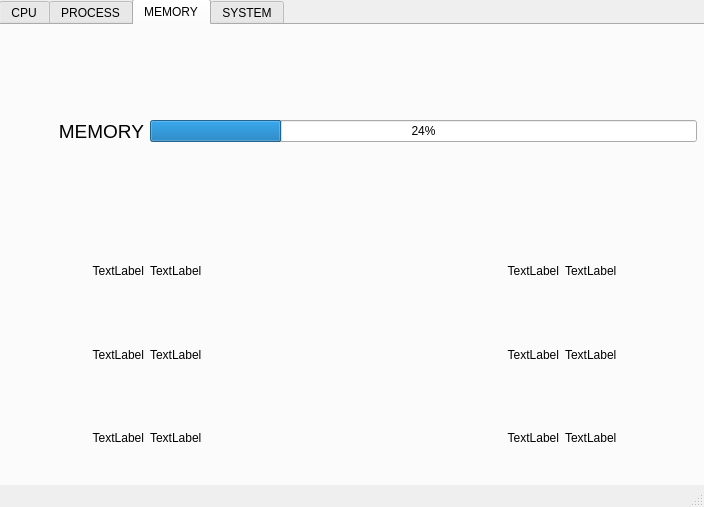
First picture: the form in phase4/task_management/mainwindow.ui, repository ganpengpeng/os, before the edit.
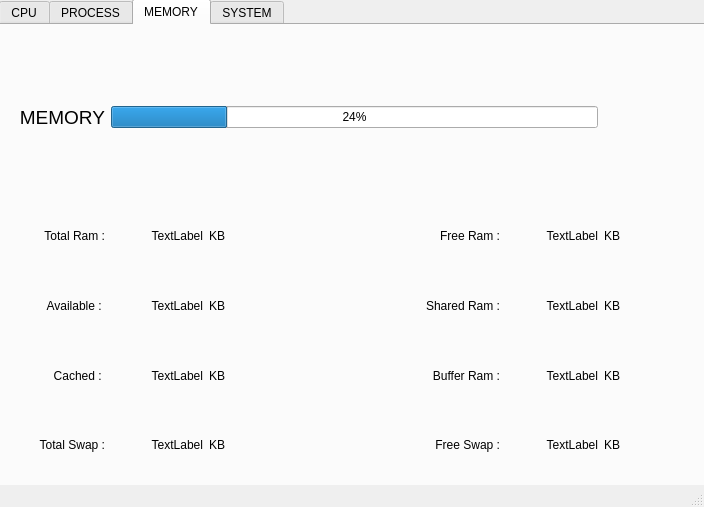
Second picture: the form after the edit. The open tabs and pages were chosen to show the change.

Patch:
```diff
--- a/phase4/task_management/mainwindow.ui
+++ b/phase4/task_management/mainwindow.ui
@@ -183,100 +183,48 @@
       <string>MEMORY</string>
      </attribute>
      <layout class="QGridLayout" name="gridLayout_2">
-      <item row="8" column="1">
-       <widget class="QLabel" name="label_26">
+      <item row="10" column="1">
+       <widget class="QLabel" name="totalswap">
         <property name="text">
          <string>TextLabel</string>
         </property>
-       </widget>
-      </item>
-      <item row="4" column="1" colspan="4">
-       <widget class="QProgressBar" name="progressBar_6">
-        <property name="value">
-         <number>24</number>
+        <property name="alignment">
+         <set>Qt::AlignRight|Qt::AlignTrailing|Qt::AlignVCenter</set>
         </property>
        </widget>
       </item>
-      <item row="6" column="1">
-       <widget class="QLabel" name="label_20">
+      <item row="10" column="5">
+       <widget class="QLabel" name="freeswap">
         <property name="text">
          <string>TextLabel</string>
         </property>
-       </widget>
-      </item>
-      <item row="7" column="0">
-       <widget class="QLabel" name="label_15">
-        <property name="text">
-         <string>TextLabel</string>
-        </property>
         <property name="alignment">
          <set>Qt::AlignRight|Qt::AlignTrailing|Qt::AlignVCenter</set>
         </property>
        </widget>
       </item>
-      <item row="8" column="4">
-       <widget class="QLabel" name="label_24">
-        <property name="text">
-         <string>TextLabel</string>
-        </property>
-       </widget>
-      </item>
-      <item row="8" column="3">
+      <item row="10" column="4">
        <widget class="QLabel" name="label_25">
         <property name="text">
-         <string>TextLabel</string>
+         <string>Free Swap :</string>
         </property>
         <property name="alignment">
          <set>Qt::AlignRight|Qt::AlignTrailing|Qt::AlignVCenter</set>
         </property>
        </widget>
       </item>
-      <item row="6" column="4">
-       <widget class="QLabel" name="label_23">
-        <property name="text">
-         <string>TextLabel</string>
-        </property>
-       </widget>
-      </item>
-      <item row="7" column="3">
+      <item row="9" column="4">
        <widget class="QLabel" name="label_21">
         <property name="text">
-         <string>TextLabel</string>
+         <string>Buffer Ram :</string>
         </property>
         <property name="alignment">
          <set>Qt::AlignRight|Qt::AlignTrailing|Qt::AlignVCenter</set>
         </property>
        </widget>
       </item>
-      <item row="7" column="4">
-       <widget class="QLabel" name="label_17">
-        <property name="text">
-         <string>TextLabel</string>
-        </property>
-       </widget>
-      </item>
-      <item row="6" column="3">
-       <widget class="QLabel" name="label_22">
-        <property name="text">
-         <string>TextLabel</string>
-        </property>
-        <property name="alignment">
-         <set>Qt::AlignRight|Qt::AlignTrailing|Qt::AlignVCenter</set>
-        </property>
-       </widget>
-      </item>
-      <item row="7" column="1">
-       <widget class="QLabel" name="label_19">
-        <property name="enabled">
-         <bool>true</bool>
-        </property>
-        <property name="text">
-         <string>TextLabel</string>
-        </property>
-       </widget>
-      </item>
-      <item row="6" column="0">
-       <widget class="QLabel" name="label_18">
+      <item row="9" column="5">
+       <widget class="QLabel" name="bufferram">
         <property name="text">
          <string>TextLabel</string>
         </property>
@@ -303,10 +251,10 @@
         </property>
        </widget>
       </item>
-      <item row="8" column="0">
+      <item row="10" column="0">
        <widget class="QLabel" name="label_27">
         <property name="text">
-         <string>TextLabel</string>
+         <string>Total Swap :</string>
         </property>
         <property name="alignment">
          <set>Qt::AlignRight|Qt::AlignTrailing|Qt::AlignVCenter</set>
@@ -333,6 +281,172 @@
         </property>
        </widget>
       </item>
+      <item row="10" column="2">
+       <widget class="QLabel" name="label_26">
+        <property name="text">
+         <string>KB</string>
+        </property>
+       </widget>
+      </item>
+      <item row="8" column="4">
+       <widget class="QLabel" name="label_15">
+        <property name="text">
+         <string>Shared Ram :</string>
+        </property>
+        <property name="alignment">
+         <set>Qt::AlignRight|Qt::AlignTrailing|Qt::AlignVCenter</set>
+        </property>
+       </widget>
+      </item>
+      <item row="6" column="4">
+       <widget class="QLabel" name="label_22">
+        <property name="text">
+         <string>Free Ram :</string>
+        </property>
+        <property name="alignment">
+         <set>Qt::AlignRight|Qt::AlignTrailing|Qt::AlignVCenter</set>
+        </property>
+       </widget>
+      </item>
+      <item row="6" column="5">
+       <widget class="QLabel" name="freeram">
+        <property name="text">
+         <string>TextLabel</string>
+        </property>
+        <property name="alignment">
+         <set>Qt::AlignRight|Qt::AlignTrailing|Qt::AlignVCenter</set>
+        </property>
+       </widget>
+      </item>
+      <item row="9" column="1">
+       <widget class="QLabel" name="cached">
+        <property name="text">
+         <string>TextLabel</string>
+        </property>
+        <property name="alignment">
+         <set>Qt::AlignRight|Qt::AlignTrailing|Qt::AlignVCenter</set>
+        </property>
+       </widget>
+      </item>
+      <item row="6" column="2">
+       <widget class="QLabel" name="label_19">
+        <property name="text">
+         <string>KB</string>
+        </property>
+       </widget>
+      </item>
+      <item row="9" column="2">
+       <widget class="QLabel" name="label_24">
+        <property name="text">
+         <string>KB</string>
+        </property>
+       </widget>
+      </item>
+      <item row="8" column="2">
+       <widget class="QLabel" name="label_23">
+        <property name="text">
+         <string>KB</string>
+        </property>
+       </widget>
+      </item>
+      <item row="8" column="0">
+       <widget class="QLabel" name="label_17">
+        <property name="text">
+         <string>Available : </string>
+        </property>
+        <property name="alignment">
+         <set>Qt::AlignRight|Qt::AlignTrailing|Qt::AlignVCenter</set>
+        </property>
+       </widget>
+      </item>
+      <item row="6" column="0">
+       <widget class="QLabel" name="label_18">
+        <property name="text">
+         <string>Total Ram :</string>
+        </property>
+        <property name="alignment">
+         <set>Qt::AlignRight|Qt::AlignTrailing|Qt::AlignVCenter</set>
+        </property>
+       </widget>
+      </item>
+      <item row="8" column="1">
+       <widget class="QLabel" name="available">
+        <property name="text">
+         <string>TextLabel</string>
+        </property>
+        <property name="alignment">
+         <set>Qt::AlignRight|Qt::AlignTrailing|Qt::AlignVCenter</set>
+        </property>
+       </widget>
+      </item>
+      <item row="8" column="5">
+       <widget class="QLabel" name="sharedram">
+        <property name="enabled">
+         <bool>true</bool>
+        </property>
+        <property name="text">
+         <string>TextLabel</string>
+        </property>
+        <property name="alignment">
+         <set>Qt::AlignRight|Qt::AlignTrailing|Qt::AlignVCenter</set>
+        </property>
+       </widget>
+      </item>
+      <item row="6" column="1">
+       <widget class="QLabel" name="totalram">
+        <property name="text">
+         <string>TextLabel</string>
+        </property>
+        <property name="alignment">
+         <set>Qt::AlignRight|Qt::AlignTrailing|Qt::AlignVCenter</set>
+        </property>
+       </widget>
+      </item>
+      <item row="9" column="0">
+       <widget class="QLabel" name="label_20">
+        <property name="text">
+         <string>Cached : </string>
+        </property>
+        <property name="alignment">
+         <set>Qt::AlignRight|Qt::AlignTrailing|Qt::AlignVCenter</set>
+        </property>
+       </widget>
+      </item>
+      <item row="6" column="6">
+       <widget class="QLabel" name="label_30">
+        <property name="text">
+         <string>KB</string>
+        </property>
+       </widget>
+      </item>
+      <item row="8" column="6">
+       <widget class="QLabel" name="label_31">
+        <property name="text">
+         <string>KB</string>
+        </property>
+       </widget>
+      </item>
+      <item row="9" column="6">
+       <widget class="QLabel" name="label_32">
+        <property name="text">
+         <string>KB</string>
+        </property>
+       </widget>
+      </item>
+      <item row="10" column="6">
+       <widget class="QLabel" name="label_33">
+        <property name="text">
+         <string>KB</string>
+        </property>
+       </widget>
+      </item>
+      <item row="4" column="1" colspan="5">
+       <widget class="QProgressBar" name="memprogressBar">
+        <property name="value">
+         <number>24</number>
+        </property>
+       </widget>
+      </item>
      </layout>
     </widget>
     <widget class="QWidget" name="systemPage">
```
Left out of the diff: 228 changed lines with no effect on the pictures.
